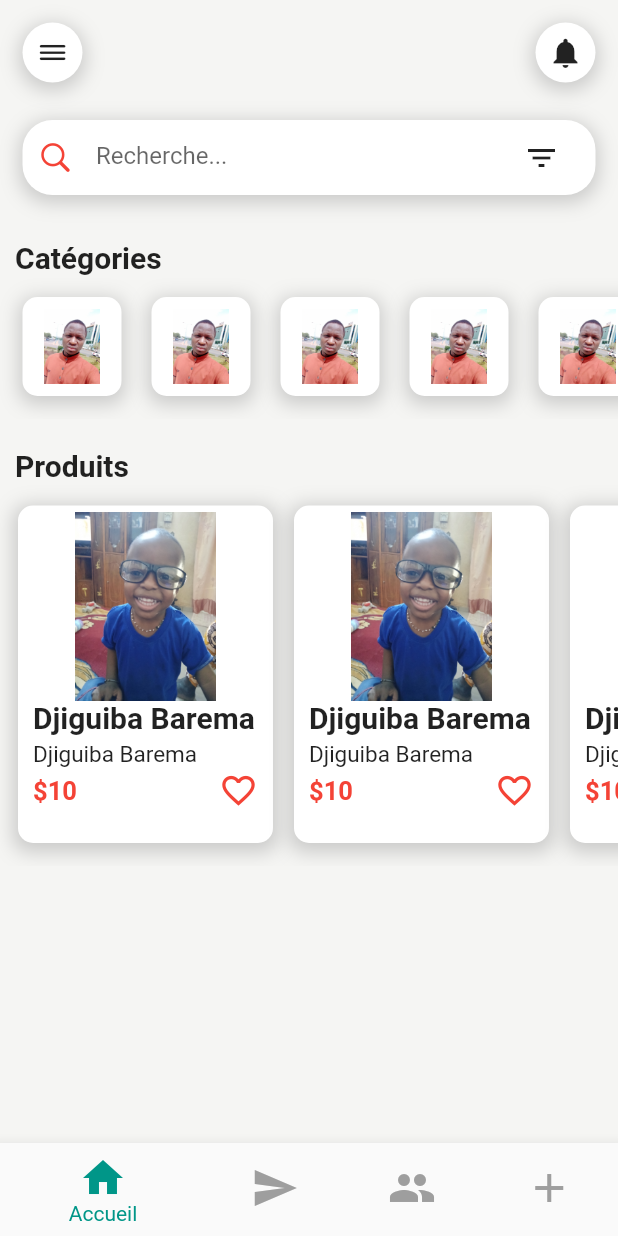
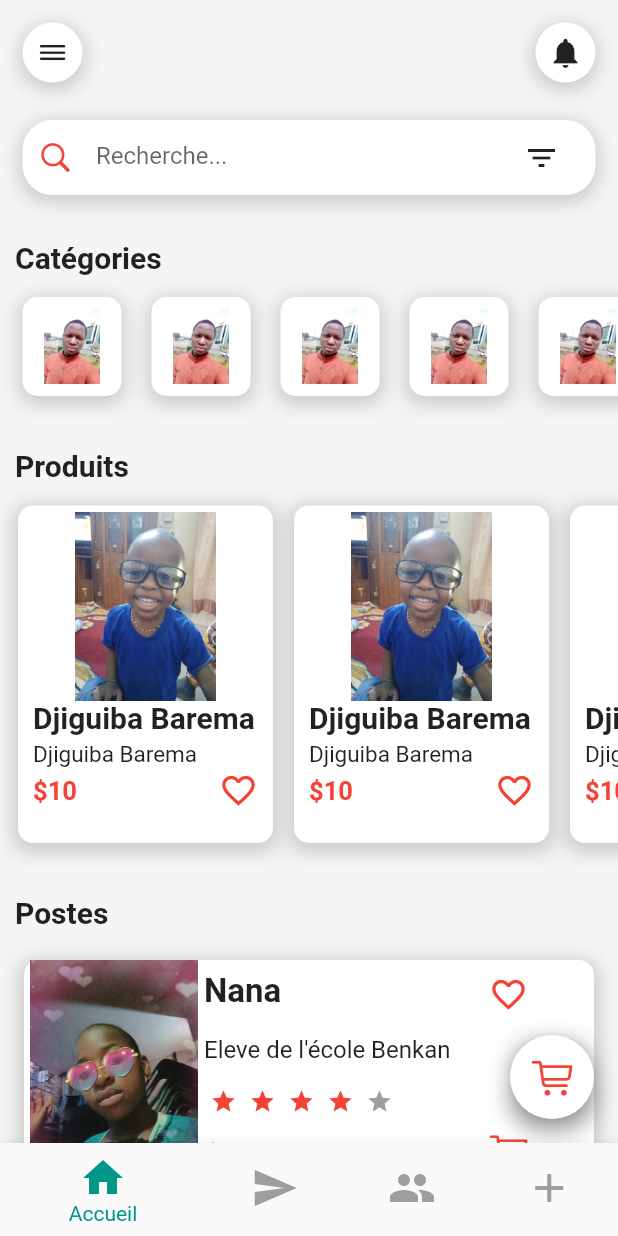
Before and after one commit to Djiguiba01/NekaSugu, a Flutter app: the screen it shows after launch, on a phone screen of 412 x 824 dp. Run offline on Flutter 3.47's test engine with Material 2 defaults, Android fonts, the light colour scheme and no system bars; drawn by our look-alikes of flutter_rating_bar; our stand-ins replace date_field; missing offline and left inert: clippy_flutter, dart:html.

Commit message:
Ajout de ssous pages d'acceuil

```diff
--- /dev/null
+++ b/lib/AccueilPages/Poste.dart
@@ -0,0 +1,139 @@
+import 'package:flutter/cupertino.dart';
+import 'package:flutter/material.dart';
+import 'package:flutter_rating_bar/flutter_rating_bar.dart';
+
+class Poste extends StatefulWidget {
+  const Poste({super.key});
+
+  @override
+  State<Poste> createState() => _PosteState();
+}
+
+class _PosteState extends State<Poste> {
+  @override
+  Widget build(BuildContext context) {
+    return SingleChildScrollView(
+      child: Padding(
+        padding: EdgeInsets.symmetric(vertical: 10, horizontal: 10),
+        child: Column(
+          children: [
+            // Création Boucle Prendre 15 Card:::::::
+            for (int i = 0; i < 2; i++)
+              Padding(
+                padding: EdgeInsets.symmetric(vertical: 10),
+                child: Container(
+                  width: 380,
+                  height: 150,
+                  decoration: BoxDecoration(
+                    color: Colors.white,
+                    borderRadius: BorderRadius.circular(10),
+                    // Bordure ::::::::
+                    boxShadow: [
+                      BoxShadow(
+                        color: Colors.grey.withOpacity(0.5),
+                        spreadRadius: 3,
+                        blurRadius: 10,
+                        offset: Offset(0, 3),
+                      ),
+                    ],
+                  ),
+                  // ::::::::
+                  child: Row(
+                    children: [
+                      // Insertion Image::::::::
+                      InkWell(
+                        onTap: () {
+                          Navigator.pushNamed(context, "PosteDetail");
+                        },
+                        child: Container(
+                          alignment: Alignment.center,
+                          child: Image.asset(
+                            "assets/images/nana.jpg",
+                            width: 120,
+                            height: 150,
+                          ),
+                        ),
+                      ),
+                      // Text:::::::::::
+                      Container(
+                        width: 190,
+                        child: Column(
+                          crossAxisAlignment: CrossAxisAlignment.start,
+                          mainAxisAlignment: MainAxisAlignment.spaceAround,
+                          children: [
+                            // Titre :::::::::::::
+                            Text(
+                              "Nana",
+                              style: TextStyle(
+                                fontSize: 22,
+                                fontWeight: FontWeight.bold,
+                              ),
+                            ),
+
+                            // Description:::::::::
+                            Text(
+                              "Eleve de l'école Benkan",
+                              style: TextStyle(
+                                fontSize: 16,
+                                // fontWeight: FontWeight.bold,
+                              ),
+                            ),
+                            //  Les Etoiles en Bas::::::::::
+                            RatingBar.builder(
+                              initialRating: 4,
+                              minRating: 1,
+                              direction: Axis.horizontal,
+                              itemCount: 5,
+                              itemSize: 18,
+                              itemPadding: EdgeInsets.symmetric(horizontal: 4),
+                              itemBuilder: (context, _) => Icon(
+                                Icons.star,
+                                color: Colors.red,
+                              ),
+                              onRatingUpdate: (index) {},
+                            ),
+
+                            // :::::::::::::::
+                            Text(
+                              "\$10",
+                              style: TextStyle(
+                                fontSize: 20,
+                                color: Colors.red,
+                                fontWeight: FontWeight.bold,
+                              ),
+                            ),
+                          ],
+                        ),
+                      ),
+
+                      // ::::::::::::
+                      Padding(
+                        padding: EdgeInsets.symmetric(vertical: 10),
+                        child: Column(
+                          mainAxisAlignment: MainAxisAlignment.spaceBetween,
+                          children: [
+                            // Prix Icon:::::::::::::::
+                            Icon(
+                              Icons.favorite_border,
+                              color: Colors.red,
+                              size: 26,
+                            ),
+                            // Paniern Icon::::::::::::::
+                            Icon(
+                              CupertinoIcons.cart,
+                              color: Colors.red,
+                              size: 26,
+                            )
+                          ],
+                        ),
+                      ),
+                    ],
+                  ),
+                ),
+              ),
+          ],
+        ),
+      ),
+    );
+  }
+}
--- a/lib/Pages/Produits.dart
+++ b/lib/AccueilPages/Produits.dart
@@ -46,12 +46,17 @@ class _ProduitsState extends State<Produits> {
                       crossAxisAlignment: CrossAxisAlignment.start,
                       // INSERTION image et TEXTE dans Card:::::::
                       children: [
-                        Container(
-                          // Insertion Image:::::::::
-                          alignment: Alignment.center,
-                          padding: EdgeInsets.only(top: 4),
-                          child: Image.asset("assets/images/papa.jpg"),
-                          height: 130,
+                        InkWell(
+                          onTap: () {
+                            Navigator.pushNamed(context, "Inscription");
+                          },
+                          child: Container(
+                            // Insertion Image:::::::::
+                            alignment: Alignment.center,
+                            padding: EdgeInsets.only(top: 4),
+                            child: Image.asset("assets/images/papa.jpg"),
+                            height: 130,
+                          ),
                         ),
                         // ENTETE Text::::::::::::::
                         Text(
--- a/lib/Pages/Accueil.dart
+++ b/lib/Pages/Accueil.dart
@@ -1,9 +1,10 @@
 import 'package:flutter/cupertino.dart';
 import 'package:flutter/material.dart';
-
-import 'CategoriesPage.dart';
+import 'package:nekasugu/Pages/MenuContenu.dart';
+import '../AccueilPages/CategoriesPage.dart';
+import '../AccueilPages/Poste.dart';
+import '../AccueilPages/Produits.dart';
 import 'EntetePage.dart';
-import 'Produits.dart';
 
 class Accueil extends StatelessWidget {
   const Accueil({super.key});
@@ -90,7 +91,7 @@ class Accueil extends StatelessWidget {
           // Appel Page CategoriesPage:::::::::::::::::
           CategoriesPage(),
 
-          // PARTIE RRRRRRRRRAAA:::::::::::::::::::::::::::::::::::
+          // PARTIE PRODUITS:::::::::::::::::::::::::::::::::::
           Padding(
             padding: EdgeInsets.only(top: 20, left: 10),
             child: Text(
@@ -103,7 +104,51 @@ class Accueil extends StatelessWidget {
           ),
           // Appel Page Produits:::::::::::::::
           Produits(),
+
+          // PARTIE POSTES:::::::::::::::::::::::::::::::::::
+          Padding(
+            padding: EdgeInsets.only(top: 20, left: 10),
+            child: Text(
+              "Postes",
+              style: TextStyle(
+                fontWeight: FontWeight.bold,
+                fontSize: 20,
+              ),
+            ),
+          ),
+          // Appel Page Poste:::::::::::::::
+          Poste(),
         ],
+      ),
+
+      // Appel Page Poste:::::::::::::::
+      drawer: MenuContenu(),
+
+      // PARTIE BUTTON PANIER::::::::::::::::::::
+      floatingActionButton: Container(
+        decoration: BoxDecoration(
+          borderRadius: BorderRadius.circular(20),
+          boxShadow: [
+            BoxShadow(
+              color: Colors.grey.withOpacity(0.5),
+              spreadRadius: 2,
+              blurRadius: 10,
+              offset: Offset(0, 3),
+            ),
+          ],
+        ),
+        // Action Button:::::::
+        child: FloatingActionButton(
+          onPressed: () {
+
+           },
+          child: Icon(
+            CupertinoIcons.cart,
+            size: 28,
+            color: Colors.red,
+          ),
+          backgroundColor: Colors.white,
+        ),
       ),
     );
   }
--- a/lib/Pages/EntetePage.dart
+++ b/lib/Pages/EntetePage.dart
@@ -11,10 +11,12 @@ class EntetePage extends StatelessWidget {
       child: Row(
         mainAxisAlignment: MainAxisAlignment.spaceBetween,
         children: [
-
           // 1111111/::::::::::::::::::::::::::
           InkWell(
-            onTap: () {},
+            // Si on tape sur Icon Menu Page MenuContenu s'ouvre::
+            onTap: () {
+              Scaffold.of(context).openDrawer();
+            },
             child: Container(
               padding: EdgeInsets.all(8),
               decoration: BoxDecoration(
--- a/lib/Pages/messages.dart
+++ b/lib/Pages/messages.dart
@@ -51,7 +51,6 @@ class _MessageState extends State<Message> {
       //   title: Text("Messages"),
       // ),
       body: Center(
-
         //  GENERER AUTOMATIQUEMENT LES MESSAGES QUI SONT DANS LA BASE DE DONNEE (STATIQUE)
         child: ListView.builder(
           itemCount: envoimessage.length, //=>
@@ -74,7 +73,10 @@ class _MessageState extends State<Message> {
               ),
             );
           },
-      )),
+        ),
+
+      ),
+
     );
   }
 }
--- a/lib/main.dart
+++ b/lib/main.dart
@@ -1,4 +1,5 @@
 import 'package:flutter/material.dart';
+import 'AccueilPages/SousPages/PosteDetail.dart';
 import 'Pages/Accueil.dart';
 import 'Pages/connexion.dart';
 import 'Pages/inscription.dart';
@@ -32,9 +33,10 @@ class _NekaSuguState extends State<NekaSugu> {
       title: "NekaSugu",
       debugShowCheckedModeBanner: false, // Faire disparaçitre {DEBUG}
       theme: ThemeData(scaffoldBackgroundColor: Color(0xFFF5F5F3)),
-      // routes: {
-      //   "/": (context) => Connexion(),
-      // },
+      routes: {
+        // "/": (context) => Connexion(),
+        "PosteDetail": (context) => PosteDetail(),
+      },
       home: Scaffold(
         // appBar: AppBar(
         //   //ENTETE CONTENUES DES DIFFERENTES PAGES
--- a/pubspec.yaml
+++ b/pubspec.yaml
@@ -35,7 +35,10 @@ dependencies:
   # The following adds the Cupertino Icons font to your application.
   # Use with the CupertinoIcons class for iOS style icons.
   cupertino_icons: ^1.0.2
-  date_field: ^3.0.5
+  date_field: ^3.0.5 # Pour Utiliser la Date
+  flutter_rating_bar: ^4.0.1 #Inserer les etoiles
+  clippy_flutter: ^2.0.0-nullsafety.1
+
 
 dev_dependencies:
   flutter_test:
```
Also changed, not shown: lib/AccueilPages/SousPages/PosteDetail.dart (added, +190 -0 lines), lib/Pages/MenuContenu.dart (added, +136 -0 lines), lib/AccueilPages/CategoriesPage.dart (renamed from lib/Pages/CategoriesPage.dart), lib/Pages/inscription.dart (line endings or trailing spaces), pubspec.lock. Lines whose indentation alone changed are shown as unchanged.
